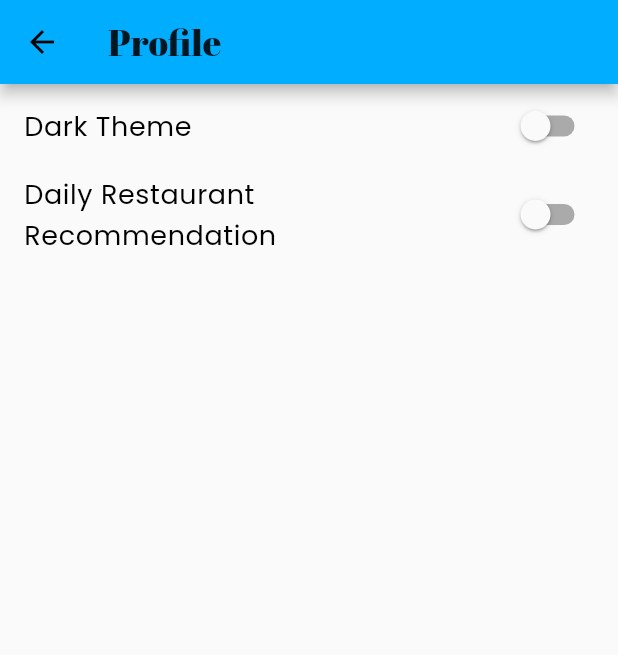
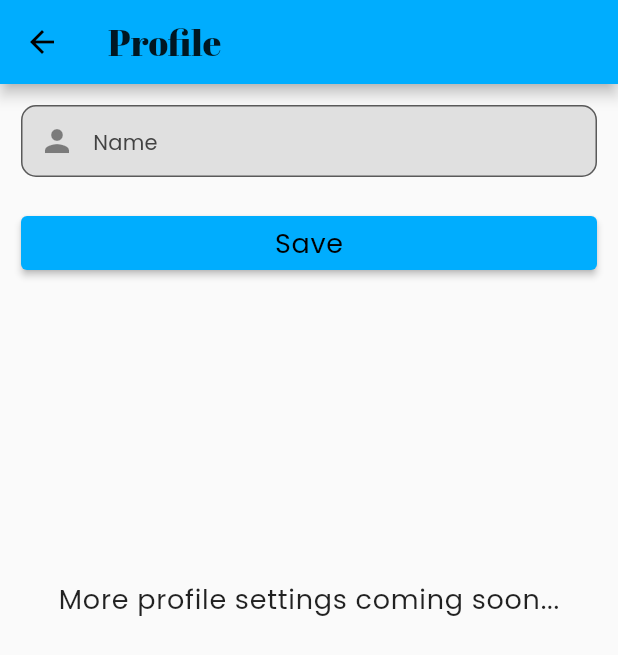
Before and after one commit to yosuaw/myrestaurant, a Flutter app: the ProfilePage screen opened directly, on a phone screen of 412 x 824 dp. Shown: the top 655 px of the screen. Run offline on Flutter 3.47's test engine with Material 2 defaults, Android fonts, the phone set to English and light mode, and no system bars; our stand-ins replace animated_splash_screen, flutter_local_notifications, flutter_rating_bar, fluttertoast, google_fonts, page_transition and 4 more; missing offline and left inert: android_alarm_manager_plus; accounts and stored records are empty; network calls fail; project files that could hold a hidden picture were left out.

Commit message:
Add reviews and profile

```diff
--- a/lib/data/model/restaurant.dart
+++ b/lib/data/model/restaurant.dart
@@ -172,3 +172,29 @@ class CustomerReview {
         "date": date,
       };
 }
+
+class RestaurantReview {
+  final bool error;
+  final String message;
+  List<CustomerReview> customerReviews;
+
+  RestaurantReview(
+      {required this.error,
+      required this.message,
+      required this.customerReviews});
+
+  factory RestaurantReview.fromJson(Map<String, dynamic> json) =>
+      RestaurantReview(
+        error: json["error"],
+        message: json["message"],
+        customerReviews: List<CustomerReview>.from(
+            json["customerReviews"].map((x) => CustomerReview.fromJson(x))),
+      );
+
+  Map<String, dynamic> toJson() => {
+        "error": error,
+        "message": message,
+        "customerReviews":
+            List<dynamic>.from(customerReviews.map((x) => x.toJson())),
+      };
+}
--- a/lib/data/preferences/preferences_helper.dart
+++ b/lib/data/preferences/preferences_helper.dart
@@ -6,7 +6,8 @@ class PreferencesHelper {
   PreferencesHelper({required this.sharedPreferences});
 
   // static const DARK_THEME = 'DARK_THEME';
-  static const DAILY_REMINDER = 'DAILY_RESTAURANT';
+  static const dailyReminder = 'DAILY_RESTAURANT';
+  static const profileName = 'PROFILE_NAME';
 
   // Future<bool> get isDarkTheme async {
   //   final prefs = await sharedPreferences;
@@ -20,11 +21,21 @@ class PreferencesHelper {
 
   Future<bool> get isDailyReminderActive async {
     final prefs = await sharedPreferences;
-    return prefs.getBool(DAILY_REMINDER) ?? false;
+    return prefs.getBool(dailyReminder) ?? false;
   }
 
   void setDailyReminder(bool value) async {
     final prefs = await sharedPreferences;
-    prefs.setBool(DAILY_REMINDER, value);
+    prefs.setBool(dailyReminder, value);
+  }
+
+  Future<String> get getProfileName async {
+    final prefs = await sharedPreferences;
+    return prefs.getString(profileName) ?? '';
+  }
+
+  void setProfileName(String value) async {
+    final prefs = await sharedPreferences;
+    prefs.setString(profileName, value);
   }
 }
--- a/lib/provider/restaurant_detail_provider.dart
+++ b/lib/provider/restaurant_review_provider.dart
@@ -3,37 +3,35 @@ import 'package:myrestaurant/data/api/api_service.dart';
 import 'package:myrestaurant/data/model/restaurant.dart';
 import 'package:myrestaurant/utils/result_state.dart';
 
-class RestaurantDetailProvider extends ChangeNotifier {
+class RestaurantReviewProvider extends ChangeNotifier {
   final ApiService apiService;
-  final String id;
 
-  RestaurantDetailProvider({required this.apiService, required this.id}) {
-    _fetchDetailRestaurant(id);
-  }
+  RestaurantReviewProvider({required this.apiService});
 
-  late Restaurant _restaurant;
+  late List<CustomerReview> _restaurantReviews;
   late ResultState _state;
   String _message = '';
 
   String get message => _message;
-  Restaurant get result => _restaurant;
+  List<CustomerReview> get restaurantReviews => _restaurantReviews;
   ResultState get state => _state;
 
-  Future<dynamic> _fetchDetailRestaurant(String id) async {
+  Future<dynamic> addRestaurantReview(
+      String id, String name, String review) async {
     try {
       _state = ResultState.loading;
       notifyListeners();
 
-      final restaurant = await apiService.detailRestaurant(id);
+      final result = await apiService.addReview(id, name, review);
 
-      if (restaurant.restaurants.isEmpty) {
+      if (result.customerReviews.isEmpty) {
         _state = ResultState.noData;
         notifyListeners();
-        return _message = 'No data fetched with current restaurant ID!';
+        return _message = 'Failed to add review!';
       } else {
         _state = ResultState.hasData;
         notifyListeners();
-        return _restaurant = restaurant.restaurants[0];
+        return _restaurantReviews = result.customerReviews;
       }
     } catch (e) {
       _state = ResultState.error;
--- a/lib/ui/home_page.dart
+++ b/lib/ui/home_page.dart
@@ -1,9 +1,9 @@
 import 'package:flutter/material.dart';
-import 'package:myrestaurant/common/navigation.dart';
 import 'package:myrestaurant/ui/detail_page.dart';
 import 'package:myrestaurant/ui/favorites_page.dart';
 import 'package:myrestaurant/ui/list_page.dart';
 import 'package:myrestaurant/ui/profile_page.dart';
+import 'package:myrestaurant/ui/setting_page.dart';
 import 'package:myrestaurant/utils/notification_helper.dart';
 
 class HomePage extends StatefulWidget {
@@ -31,12 +31,17 @@ class _HomePageState extends State<HomePage> {
       icon: Icon(Icons.person),
       label: "Profile",
     ),
+    const BottomNavigationBarItem(
+      icon: Icon(Icons.settings),
+      label: "Settings",
+    ),
   ];
 
   final List<Widget> _getWidget = [
     const ListPage(),
     const FavoritesPage(),
-    const ProfilePage(),
+    ProfilePage(),
+    const SettingPage(),
   ];
 
   @override
@@ -57,6 +62,7 @@ class _HomePageState extends State<HomePage> {
     return Scaffold(
       body: _getWidget[_bottomNavIndex],
       bottomNavigationBar: BottomNavigationBar(
+        type: BottomNavigationBarType.fixed,
         currentIndex: _bottomNavIndex,
         items: _bottomNavBarItems,
         onTap: (value) {
--- a/lib/ui/profile_page.dart
+++ b/lib/ui/profile_page.dart
@@ -1,12 +1,16 @@
 import 'package:flutter/material.dart';
 import 'package:fluttertoast/fluttertoast.dart';
 import 'package:myrestaurant/common/navigation.dart';
+import 'package:myrestaurant/common/styles.dart';
 import 'package:myrestaurant/provider/preferences_provider.dart';
 import 'package:myrestaurant/provider/scheduling_provider.dart';
+import 'package:myrestaurant/widgets/text_field_profile.dart';
 import 'package:provider/provider.dart';
 
 class ProfilePage extends StatelessWidget {
-  const ProfilePage({super.key});
+  ProfilePage({super.key});
+
+  final nameController = TextEditingController();
 
   @override
   Widget build(BuildContext context) {
@@ -17,97 +21,56 @@ class ProfilePage extends StatelessWidget {
           style: Theme.of(context).textTheme.headlineSmall,
         ),
       ),
-      body: Column(
-        children: [
-          _settingSection(context),
-        ],
-      ),
-    );
-  }
-
-  Widget _settingSection(BuildContext buildContext) {
-    return Expanded(
+      body: Padding(
+        padding: const EdgeInsets.all(14.0),
         child: Consumer<PreferencesProvider>(
           builder: (context, provider, child) {
-          return ListView(
+            nameController.text = provider.profileName;
+            return Column(
               children: [
-              Material(
-                child: ListTile(
-                  title: Text(
-                    'Dark Theme',
-                    style: Theme.of(buildContext).textTheme.labelMedium,
-                  ),
-                  trailing: Switch(
-                    value: false,
-                    onChanged: (value) {
-                      showDialog(
-                        context: buildContext,
-                        builder: (context) {
-                          return AlertDialog(
-                            title: Text(
-                              'Coming Soon!',
-                              style:
-                                  Theme.of(buildContext).textTheme.labelLarge,
-                            ),
-                            content: Text(
-                              'This feature will be coming soon!',
-                              style:
-                                  Theme.of(buildContext).textTheme.labelMedium,
-                            ),
-                            actions: [
-                              TextButton(
-                                onPressed: () {
-                                  Navigation.back();
-                                },
-                                child: const Text('Ok'),
-                              ),
-                            ],
-                          );
-                        },
-                      );
-                    },
+                Padding(
+                  padding: const EdgeInsets.only(bottom: 20),
+                  child: TextFieldProfile(
+                    profileController: nameController,
+                    hintText: "Name",
+                    provider: provider,
+                    icon: Icons.person,
                   ),
                 ),
+                SizedBox(
+                  width: double.infinity,
+                  child: ElevatedButton(
+                    child: Text(
+                      'Save',
+                      style:
+                          Theme.of(context).textTheme.labelMedium?.copyWith(),
                     ),
-              Material(
-                child: ListTile(
-                  title: Text(
-                    'Daily Restaurant Recommendation',
-                    style: Theme.of(context).textTheme.labelMedium,
-                  ),
-                  trailing: Consumer<SchedulingProvider>(
-                    builder: (context, scheduled, child) {
-                      return Switch(
-                        value: provider.isDailyReminderActive,
-                        onChanged: (value) {
-                          scheduled.scheduledRestaurant(value);
-                          provider.enableDailyReminder(value);
+                    onPressed: () {
+                      if (nameController.text.isNotEmpty) {
+                        provider.setProfileName(nameController.text);
 
-                          value
-                              ? Fluttertoast.showToast(
-                                  msg: "Daily Recommendation: On",
-                                  toastLength: Toast.LENGTH_SHORT,
-                                  gravity: ToastGravity.BOTTOM,
-                                  backgroundColor: Colors.grey[600],
-                                  timeInSecForIosWeb: 1,
-                                )
-                              : Fluttertoast.showToast(
-                                  msg: "Daily Recommendation: Off",
+                        Fluttertoast.showToast(
+                          msg: "Profile updated!",
                           toastLength: Toast.LENGTH_SHORT,
                           gravity: ToastGravity.BOTTOM,
                           backgroundColor: Colors.grey[600],
                           timeInSecForIosWeb: 1,
                         );
-                        },
-                      );
+                      }
                     },
                   ),
+                ),
+                const Padding(
+                  padding: EdgeInsets.only(top: 200),
+                  child: Text(
+                    'More profile settings coming soon...',
                   ),
                 ),
               ],
             );
           },
         ),
+      ),
     );
   }
 }
--- a/lib/utils/notification_helper.dart
+++ b/lib/utils/notification_helper.dart
@@ -1,5 +1,4 @@
 import 'dart:convert';
-import 'dart:math';
 
 import 'package:flutter_local_notifications/flutter_local_notifications.dart';
 import 'package:myrestaurant/common/navigation.dart';
--- /dev/null
+++ b/lib/widgets/text_field_profile.dart
@@ -0,0 +1,45 @@
+import 'package:flutter/cupertino.dart';
+import 'package:flutter/foundation.dart';
+import 'package:flutter/material.dart';
+import 'package:flutter/services.dart';
+import 'package:myrestaurant/provider/preferences_provider.dart';
+import 'package:provider/provider.dart';
+
+class TextFieldProfile extends StatelessWidget {
+  final TextEditingController profileController;
+  final String hintText;
+  final PreferencesProvider provider;
+  final IconData icon;
+
+  const TextFieldProfile(
+      {super.key,
+      required this.profileController,
+      required this.hintText,
+      required this.provider,
+      required this.icon});
+
+  @override
+  Widget build(BuildContext context) {
+    return TextField(
+      controller: profileController,
+      style: Theme.of(context).textTheme.bodyMedium,
+      decoration: InputDecoration(
+          contentPadding: const EdgeInsets.symmetric(
+            vertical: 8.0,
+            horizontal: 16.0,
+          ),
+          border: OutlineInputBorder(
+            borderRadius: BorderRadius.circular(10.0),
+          ),
+          hintText: hintText,
+          hintStyle: Theme.of(context).textTheme.bodySmall?.copyWith(
+                color: Colors.grey[800],
+              ),
+          filled: true,
+          fillColor: Colors.grey[300],
+          floatingLabelBehavior: FloatingLabelBehavior.auto,
+          prefixIcon: Icon(icon)),
+      textAlignVertical: TextAlignVertical.center,
+    );
+  }
+}
```
Also changed, not shown: lib/data/api/api_service.dart (+15 -0 lines), lib/main.dart (+9 -0 lines), lib/provider/preferences_provider.dart (+14 -0 lines), lib/ui/detail_page.dart (+36 -5 lines), lib/ui/review_page.dart (added, +147 -0 lines), lib/ui/search_page.dart (+3 -4 lines), lib/ui/setting_page.dart (added, +103 -0 lines), lib/widgets/card_review.dart (added, +51 -0 lines). Lines whose indentation alone changed are shown as unchanged.
